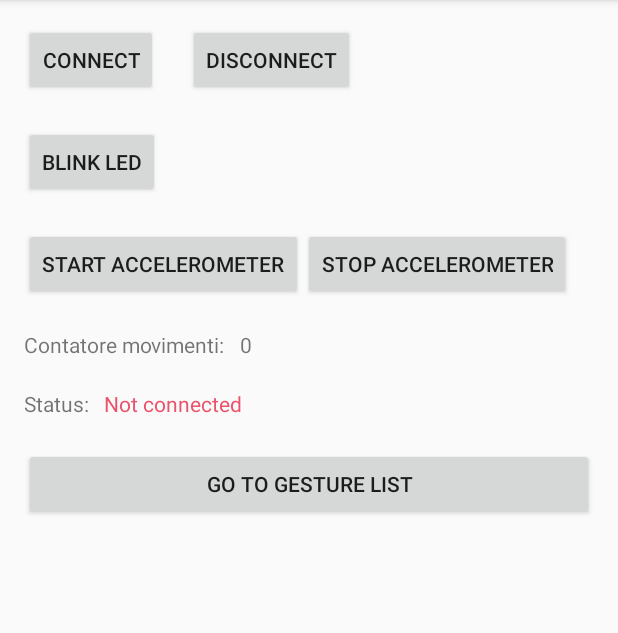
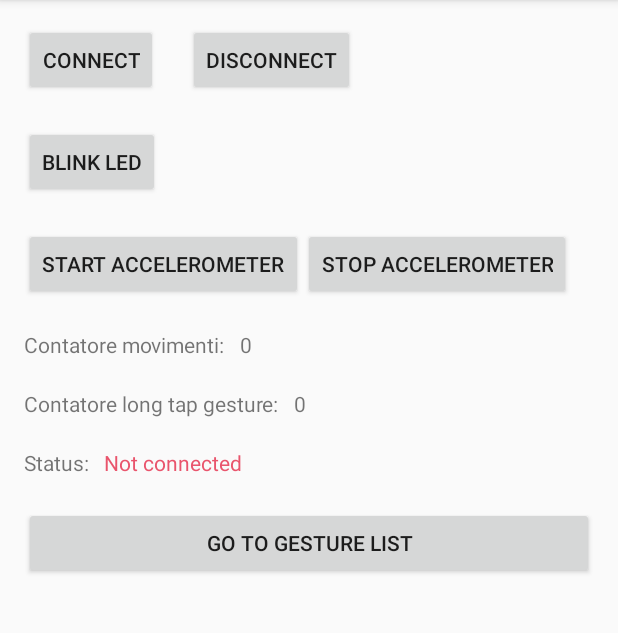
Before and after one commit to truecuozzo98/GestureRecognition, an Android app: the MainActivity screen opened directly, with no data from a screen before it, after a tap on "START ACCELEROMETER", on a phone screen of 412 x 824 dp, the part 84-717 px from its top. Run offline under Robolectric (Android 15) with nearby library versions, the phone set to English and light mode, and no system bars; libraries missing offline, so code that uses them is left out: com.mbientlab.metawear, net.ozaydin.serkan; 10 statements that could not run were skipped.

Commit message:
Riconoscimento LongTap implementato

```diff
--- a/app/src/main/java/com/example/gesturerecognition/GestureRecognizer.java
+++ b/app/src/main/java/com/example/gesturerecognition/GestureRecognizer.java
@@ -9,19 +9,27 @@ import java.util.ArrayList;
 
 interface GestureEventListener {
     void onGesture(RecognizedGesture gr);
+    void onLongTapStart(double timestampStart);
+    void onLongTapEnd(RecognizedGesture gr);
 }
 
 public class GestureRecognizer {
+    private static final double LONG_TAP_MIN_DURATION = 1;
     public final double startingValue;
     public final double endingValue;
     public final double gestureDuration;
     private final String gestureName;
     public final String axis;
-
     public double timestampStartingValue = 0;
     private boolean startingValueFound;
 
+    //attributi longTap
+    private double timestampLongTapStart = 0;
+    private boolean startingLongTapStartFound;
+    double longTapDuration = 0;
+
     ArrayList<GestureEventListener> gestureEventListenerList;
+
 
     //TODO: aggiungere riconoscimento nelle due direzioni
     public GestureRecognizer(String axis, String gestureName, double startingValue, double endingValue, double gestureDuration) {
@@ -39,6 +47,7 @@ public class GestureRecognizer {
 
     public void recognizeGesture(Data data, double epoch) {
         double value;
+
         switch (axis) {
             case "x":
                 value = data.value(Acceleration.class).x();
@@ -65,7 +74,23 @@ public class GestureRecognizer {
                 if(diff <= gestureDuration) {
                     startingValueFound = false;
                     gestureRecognized(timestampStartingValue, epoch);
+
+                    timestampLongTapStart = epoch;
+                    startingLongTapStartFound = true;
+                    longTapStartRecognized(timestampLongTapStart);
                 }
+            }
+        }
+
+        longTapDuration = epoch - timestampLongTapStart;
+        if(startingLongTapStartFound) {
+            if (value < endingValue) {
+                if(longTapDuration >= LONG_TAP_MIN_DURATION) { //riconosco un longTap se è più lungo di 2 secondi
+                    longTapEndRecognized(timestampLongTapStart, epoch);
+                }
+
+                startingLongTapStartFound = false;
+                longTapDuration = 0;
             }
         }
     }
@@ -76,4 +101,17 @@ public class GestureRecognizer {
             gel.onGesture(rg);
         }
     }
+
+    public void longTapStartRecognized(double timestampStart) {
+        for(GestureEventListener gel : gestureEventListenerList) {
+            gel.onLongTapStart(timestampStart);
+        }
+    }
+
+    public void longTapEndRecognized(double timestampStart, double timestampEnding) {
+        RecognizedGesture rg = new RecognizedGesture(gestureName, timestampStart, timestampEnding);
+        for(GestureEventListener gel : gestureEventListenerList) {
+            gel.onLongTapEnd(rg);
+        }
+    }
 }
--- a/app/src/main/java/com/example/gesturerecognition/MainActivity.java
+++ b/app/src/main/java/com/example/gesturerecognition/MainActivity.java
@@ -81,6 +81,7 @@ public class MainActivity extends AppCompatActivity implements ServiceConnection
 
     double timestamp = 0;
     int gestureCounter = 0;
+    int longTapGestureCounter = 0;
 
     private AlertDialog connectDialog;
     public ArrayList<RecognizedGesture> recognizedGestureList = new ArrayList<>();
@@ -169,7 +170,7 @@ public class MainActivity extends AppCompatActivity implements ServiceConnection
 
         FragmentManager fragmentManager = getSupportFragmentManager();
         FragmentTransaction fragmentTransaction = fragmentManager.beginTransaction();
-        fragmentTransaction.replace(R.id.fragment_container_ble, fragment, "fragmentBleDevice");
+        fragmentTransaction.replace(R.id.fragmentContainerBle, fragment, "fragmentBleDevice");
         fragmentTransaction.addToBackStack("fragmentBleDevice");
         fragmentTransaction.commit();
     }
@@ -178,7 +179,7 @@ public class MainActivity extends AppCompatActivity implements ServiceConnection
         Fragment fragment = new GestureListFragment();
         FragmentManager fragmentManager = getSupportFragmentManager();
         FragmentTransaction fragmentTransaction = fragmentManager.beginTransaction();
-        fragmentTransaction.replace(R.id.fragment_container_ble, fragment, "gestureListFragment");
+        fragmentTransaction.replace(R.id.fragmentContainerBle, fragment, "gestureListFragment");
         fragmentTransaction.addToBackStack("gestureListFragment");
         fragmentTransaction.commit();
     }
@@ -280,7 +281,7 @@ public class MainActivity extends AppCompatActivity implements ServiceConnection
                     tv.setText("Connected");
                     tv.setTextColor(ContextCompat.getColor(getApplicationContext(), R.color.emerald));
 
-                    tv = findViewById(R.id.device_name_main_activity);
+                    tv = findViewById(R.id.deviceNameMainActivity);
                     tv.setVisibility(View.VISIBLE);
                     String text = "Device name: " + BleDeviceListFragment.connectedDeviceName;
                     tv.setText(text);
@@ -306,11 +307,12 @@ public class MainActivity extends AppCompatActivity implements ServiceConnection
             return;
         }
 
-        TextView tv = findViewById(R.id.counter_gestures);
+        TextView tv = findViewById(R.id.counterGestures);
         tv.setText(String.valueOf(0));
 
         timestamp = 0;
         gestureCounter = 0;
+        longTapGestureCounter = 0;
         recognizedGestureList.clear();
         accelerometerDataJSON.clear();
 
@@ -320,8 +322,23 @@ public class MainActivity extends AppCompatActivity implements ServiceConnection
             public void onGesture(RecognizedGesture rg) {
                 Log.d("onGesture", "onGesture called, rg: " + rg.toStringRoundedDecimal());
                 gestureCounter += 1;
-                TextView tv = findViewById(R.id.counter_gestures);
+                TextView tv = findViewById(R.id.counterGestures);
                 runOnUiThread(() -> tv.setText(String.valueOf(gestureCounter)));
+
+                recognizedGestureList.add(rg);
+            }
+
+            @Override
+            public void onLongTapStart(double timestampStart) {
+                Log.d("longTap", "inizio longTap");
+            }
+
+            @Override
+            public void onLongTapEnd(RecognizedGesture rg) {
+                Log.d("longTap", "fine longTap, rg:" + rg.toStringRoundedDecimal());
+                longTapGestureCounter += 1;
+                TextView tv = findViewById(R.id.counterLongTapGestures);
+                runOnUiThread(() -> tv.setText(String.valueOf(longTapGestureCounter)));
 
                 recognizedGestureList.add(rg);
             }
@@ -560,7 +577,7 @@ public class MainActivity extends AppCompatActivity implements ServiceConnection
                         tv.setText("Not connected");
                         tv.setTextColor(ContextCompat.getColor(getApplicationContext(), R.color.red));
 
-                        tv = findViewById(R.id.device_name_main_activity);
+                        tv = findViewById(R.id.deviceNameMainActivity);
                         tv.setVisibility(View.GONE);
                     });
                     Thread.sleep(300);
--- a/app/src/main/res/layout/activity_main.xml
+++ b/app/src/main/res/layout/activity_main.xml
@@ -8,7 +8,7 @@
     tools:context=".MainActivity">
 
     <FrameLayout
-        android:id="@+id/fragment_container_ble"
+        android:id="@+id/fragmentContainerBle"
         android:layout_width="match_parent"
         android:layout_height="match_parent"
         android:background="@android:color/transparent"
@@ -84,7 +84,27 @@
                 android:text="Contatore movimenti:" />
 
             <TextView
-                android:id="@+id/counter_gestures"
+                android:id="@+id/counterGestures"
+                android:layout_width="wrap_content"
+                android:layout_height="wrap_content"
+                android:layout_marginLeft="10dp"
+                android:layout_weight="1"
+                android:text="0" />
+        </LinearLayout>
+
+        <LinearLayout
+            android:layout_width="match_parent"
+            android:layout_height="wrap_content"
+            android:layout_marginTop="20dp">
+
+            <TextView
+                android:id="@+id/textView4"
+                android:layout_width="wrap_content"
+                android:layout_height="wrap_content"
+                android:text="Contatore long tap gesture:" />
+
+            <TextView
+                android:id="@+id/counterLongTapGestures"
                 android:layout_width="wrap_content"
                 android:layout_height="wrap_content"
                 android:layout_marginLeft="10dp"
@@ -116,7 +136,7 @@
                 app:layout_constraintTop_toTopOf="parent" />
 
             <TextView
-                android:id="@+id/device_name_main_activity"
+                android:id="@+id/deviceNameMainActivity"
                 android:layout_width="wrap_content"
                 android:layout_height="wrap_content"
                 android:layout_marginTop="30dp"
```
